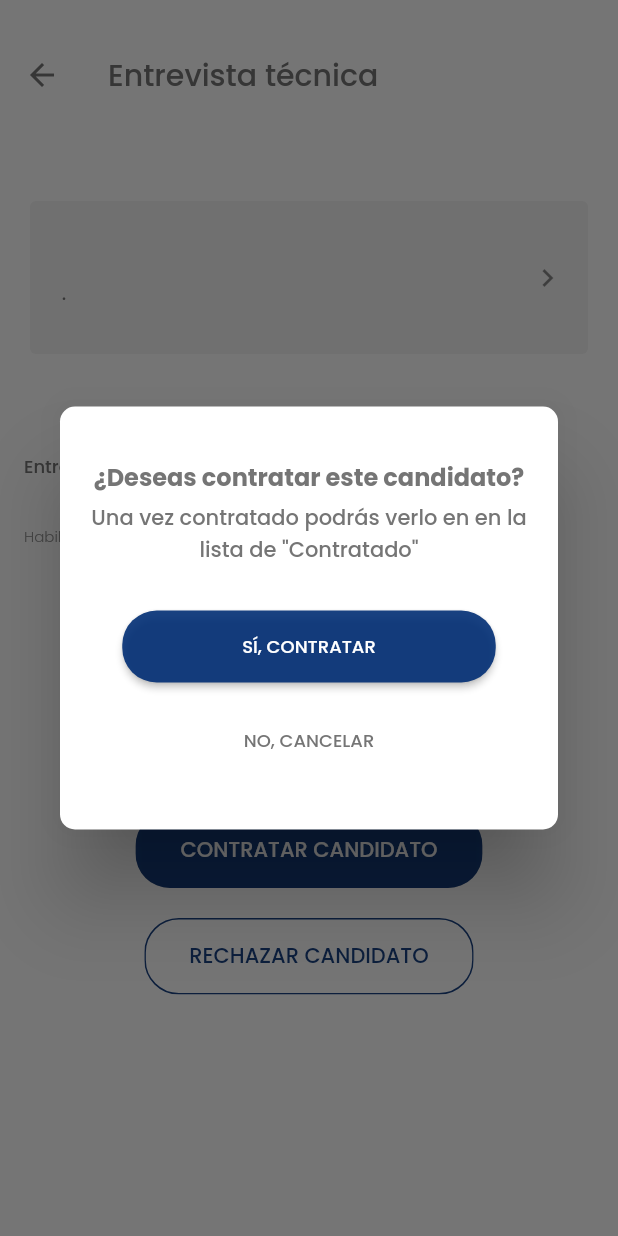
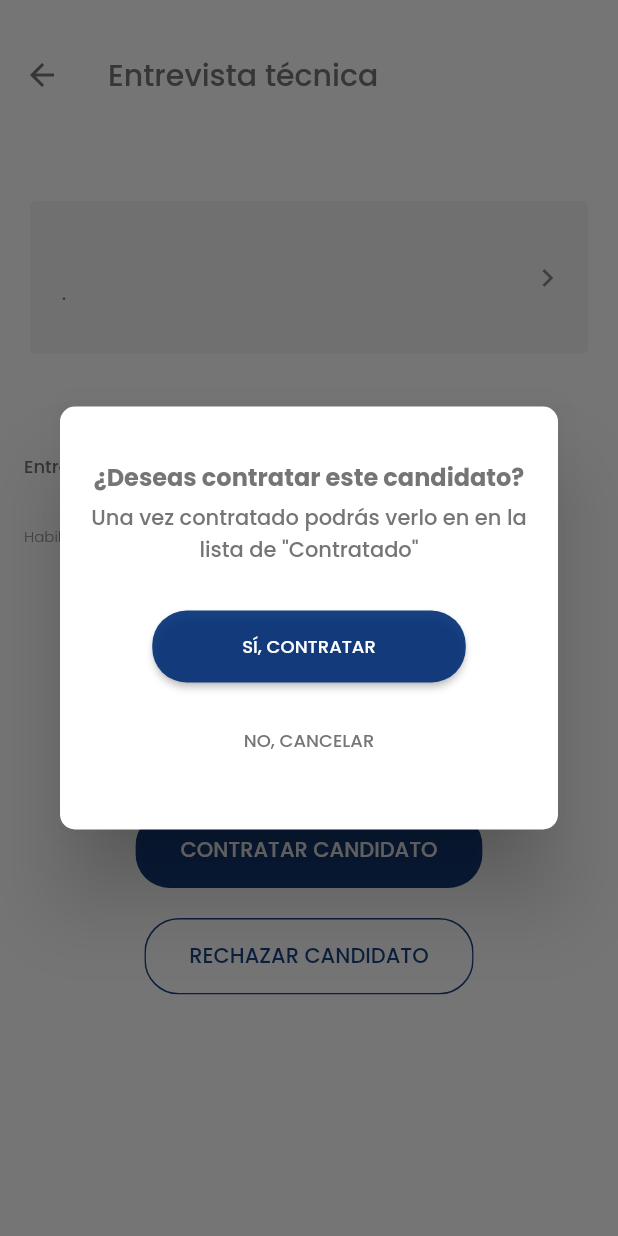
Before and after one commit to golomanos/RRHHassistant, a Flutter app: the RRHHReview screen opened directly with empty values, after a tap on "CONTRATAR CANDIDATO", on a phone screen of 412 x 824 dp. Run offline on Flutter 3.47's test engine with Material 2 defaults, Android fonts, the light colour scheme and no system bars; our stand-ins replace google_fonts, sqflite; accounts and stored records are empty.

Commit message:
Fixing button issue

```diff
--- a/lib/src/pages/rrhh_review.dart
+++ b/lib/src/pages/rrhh_review.dart
@@ -188,7 +188,7 @@ class RRHHReview extends StatelessWidget {
                   ),
                   RaisedButton(
                     padding:
-                        EdgeInsets.symmetric(horizontal: 80.0, vertical: 15.0),
+                        EdgeInsets.symmetric(horizontal: 60.0, vertical: 15.0),
                     onPressed: () {
                       sendToDatabase(element.id).then((response) {
                         Navigator.pushNamedAndRemoveUntil(context, "/", (Route<dynamic> route) => false);
```
